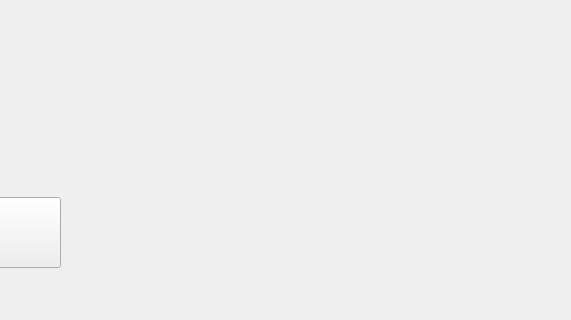
Above: ProyectoGalletas/ventanaprincipal.ui from Huevaldinho/ED-Proyecto1-Galletas before the change; both pictures show x 330 to 901 and y 333 to 653 of the 1187 by 653 pixel window. Below: the same form after it.
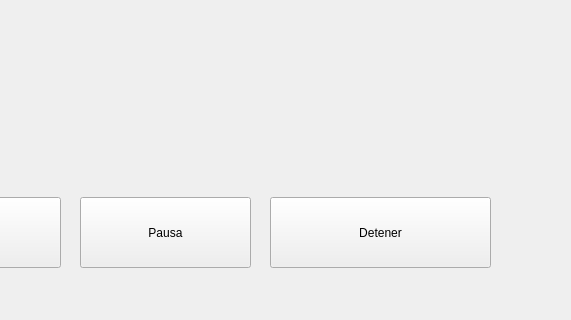
That is the form after the change.

Diff of the .ui file:
```diff
--- a/ProyectoGalletas/ventanaprincipal.ui
+++ b/ProyectoGalletas/ventanaprincipal.ui
@@ -233,6 +233,32 @@
      <string>Procesada: </string>
     </property>
    </widget>
+   <widget class="QPushButton" name="btnPausa">
+    <property name="geometry">
+     <rect>
+      <x>410</x>
+      <y>530</y>
+      <width>171</width>
+      <height>71</height>
+     </rect>
+    </property>
+    <property name="text">
+     <string>Pausa</string>
+    </property>
+   </widget>
+   <widget class="QPushButton" name="btnDetener">
+    <property name="geometry">
+     <rect>
+      <x>600</x>
+      <y>530</y>
+      <width>221</width>
+      <height>71</height>
+     </rect>
+    </property>
+    <property name="text">
+     <string>Detener</string>
+    </property>
+   </widget>
   </widget>
   <widget class="QMenuBar" name="menubar">
    <property name="geometry">
```
